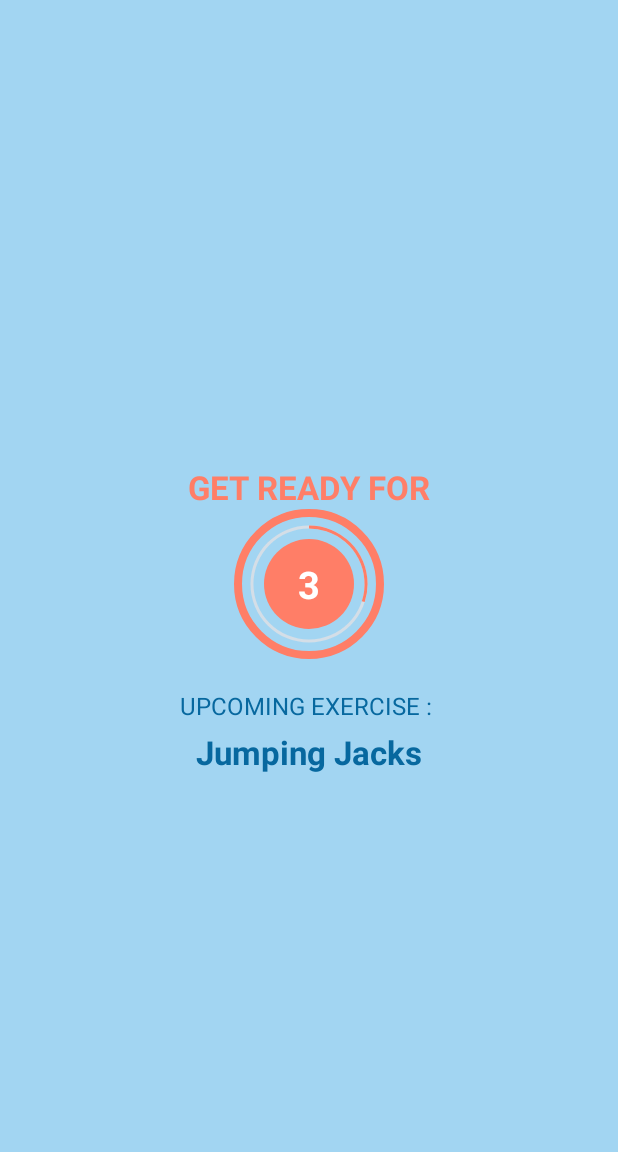
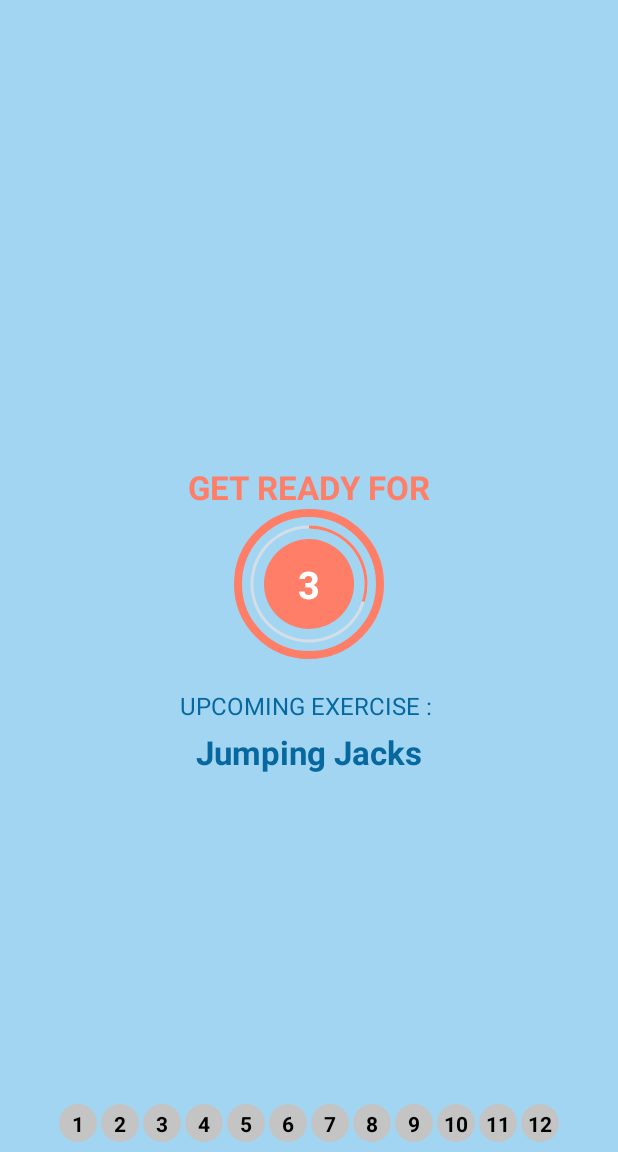
Before and after one commit to N4choCM/trainAtHome, an Android app: the WorkoutActivity screen opened directly, with no data from a screen before it, on a phone screen of 412 x 824 dp, the part 84-1236 px from its top. Run offline under Robolectric (Android 15) with nearby library versions, the phone set to English and light mode, and no system bars.

Commit message:
ProgressBar added with completed ans selected colors in the WorkoutActivity.kt

```diff
--- a/app/src/main/java/com/nachocampos/trainathome/WorkoutActivity.kt
+++ b/app/src/main/java/com/nachocampos/trainathome/WorkoutActivity.kt
@@ -9,6 +9,7 @@ import android.speech.tts.TextToSpeech
 import android.util.Log
 import android.view.View
 import android.widget.Toast
+import androidx.recyclerview.widget.LinearLayoutManager
 import com.nachocampos.trainathome.databinding.ActivityWorkoutBinding
 import java.util.*
 import kotlin.collections.ArrayList
@@ -27,6 +28,8 @@ class WorkoutActivity : AppCompatActivity(), TextToSpeech.OnInitListener {
 
     private var textToSpeech: TextToSpeech? = null
     private var soundPlayer: MediaPlayer? = null
+
+    private var workoutAdapter: WorkoutStatusAdapter? = null
 
     override fun onCreate(savedInstanceState: Bundle?) {
         super.onCreate(savedInstanceState)
@@ -51,6 +54,15 @@ class WorkoutActivity : AppCompatActivity(), TextToSpeech.OnInitListener {
         }
 
         setUpRestView()
+        setUpWorkoutStatusRecyclerView()
+    }
+
+    private fun setUpWorkoutStatusRecyclerView(){
+        binding?.rvExerciseStatus?.layoutManager =
+            LinearLayoutManager(this, LinearLayoutManager.HORIZONTAL, false)
+
+        workoutAdapter = WorkoutStatusAdapter(workoutsList!!)
+        binding?.rvExerciseStatus?.adapter = workoutAdapter
     }
 
     private fun setUpRestView(){
@@ -116,6 +128,8 @@ class WorkoutActivity : AppCompatActivity(), TextToSpeech.OnInitListener {
 
             override fun onFinish() {
                 currentWorkoutPosition++
+                workoutsList!![currentWorkoutPosition].setIsSelected(true)
+                workoutAdapter!!.notifyDataSetChanged()
                 setUpWorkoutView()
             }
 
@@ -133,6 +147,11 @@ class WorkoutActivity : AppCompatActivity(), TextToSpeech.OnInitListener {
             }
 
             override fun onFinish() {
+
+                workoutsList!![currentWorkoutPosition].setIsSelected(false)
+                workoutsList!![currentWorkoutPosition].setIsCompleted(true)
+                workoutAdapter!!.notifyDataSetChanged()
+
                 if(currentWorkoutPosition < workoutsList?.size!! -1){
                     setUpRestView()
                 }else{
--- /dev/null
+++ b/app/src/main/java/com/nachocampos/trainathome/WorkoutStatusAdapter.kt
@@ -0,0 +1,53 @@
+package com.nachocampos.trainathome
+
+import android.graphics.Color
+import android.view.LayoutInflater
+import android.view.ViewGroup
+import androidx.core.content.ContextCompat
+import androidx.recyclerview.widget.RecyclerView
+import com.nachocampos.trainathome.databinding.ItemWorkoutStatusBinding
+
+class WorkoutStatusAdapter(val items: ArrayList<WorkoutModel>):
+    RecyclerView.Adapter<WorkoutStatusAdapter.ViewHolder>() {
+
+
+        class ViewHolder(binding: ItemWorkoutStatusBinding): RecyclerView.ViewHolder(binding.root){
+            val tvItem = binding.tvItem
+        }
+
+    override fun onCreateViewHolder(parent: ViewGroup, viewType: Int): ViewHolder {
+        return ViewHolder(ItemWorkoutStatusBinding.inflate(
+            LayoutInflater.from(parent.context), parent, false)
+        )
+    }
+
+    override fun onBindViewHolder(holder: ViewHolder, position: Int) {
+        val model: WorkoutModel = items[position]
+        holder.tvItem.text = model.getId().toString()
+
+        when{
+            model.getIsSelected() -> {
+                holder.tvItem.background =
+                    ContextCompat.getDrawable(holder.itemView.context,
+                    R.drawable.item_circular_color_selected_bg)
+                holder.tvItem.setTextColor(Color.parseColor("#000000"))
+            }
+            model.getIsCompleted() -> {
+                holder.tvItem.background =
+                    ContextCompat.getDrawable(holder.itemView.context,
+                        R.drawable.item_circular_color_completed_bg)
+                holder.tvItem.setTextColor(Color.parseColor("#FFFFFF"))
+            }
+            else -> {
+                holder.tvItem.background =
+                    ContextCompat.getDrawable(holder.itemView.context,
+                        R.drawable.item_circular_color_gray_bg)
+                holder.tvItem.setTextColor(Color.parseColor("#000000"))
+            }
+        }
+    }
+
+    override fun getItemCount(): Int {
+        return items.size
+    }
+}
--- /dev/null
+++ b/app/src/main/res/drawable/item_circular_color_completed_bg.xml
@@ -0,0 +1,7 @@
+<?xml version="1.0" encoding="utf-8"?>
+<shape xmlns:android="http://schemas.android.com/apk/res/android" android:shape="oval">
+    <stroke
+        android:width="1dp"
+        android:color="@color/primary_dark"/>
+    <solid android:color="#008000"></solid>
+</shape>
--- /dev/null
+++ b/app/src/main/res/drawable/item_circular_color_gray_bg.xml
@@ -0,0 +1,4 @@
+<?xml version="1.0" encoding="utf-8"?>
+<shape xmlns:android="http://schemas.android.com/apk/res/android" android:shape="oval">
+    <solid android:color="#c4c4c4"></solid>
+</shape>
--- /dev/null
+++ b/app/src/main/res/drawable/item_circular_color_selected_bg.xml
@@ -0,0 +1,7 @@
+<?xml version="1.0" encoding="utf-8"?>
+<shape xmlns:android="http://schemas.android.com/apk/res/android" android:shape="oval">
+    <stroke
+        android:width="1dp"
+        android:color="@color/accent"/>
+    <solid android:color="@color/primary"></solid>
+</shape>
--- a/app/src/main/res/layout/activity_workout.xml
+++ b/app/src/main/res/layout/activity_workout.xml
@@ -135,7 +135,6 @@
         android:layout_marginTop="10dp"
         android:background="@drawable/item_circular_color_accent_workout"
         android:visibility="gone"
-        app:layout_constraintBottom_toBottomOf="parent"
         app:layout_constraintEnd_toEndOf="parent"
         app:layout_constraintStart_toStartOf="parent"
         app:layout_constraintTop_toBottomOf="@id/tvWorkoutName"
@@ -171,4 +170,14 @@
                 tools:text="10" />
         </LinearLayout>
     </FrameLayout>
+    <androidx.recyclerview.widget.RecyclerView
+        android:id="@+id/rvExerciseStatus"
+        android:layout_width="wrap_content"
+        android:layout_height="wrap_content"
+        android:layout_margin="5dp"
+        app:layout_constraintEnd_toEndOf="parent"
+        app:layout_constraintStart_toStartOf="parent"
+        app:layout_constraintTop_toBottomOf="@id/flProgressBarWorkout"
+        app:layout_constraintBottom_toBottomOf="parent"
+        />
 </androidx.constraintlayout.widget.ConstraintLayout>
--- /dev/null
+++ b/app/src/main/res/layout/item_workout_status.xml
@@ -0,0 +1,16 @@
+<?xml version="1.0" encoding="utf-8"?>
+<TextView
+    xmlns:android="http://schemas.android.com/apk/res/android"
+    xmlns:tools="http://schemas.android.com/tools"
+    android:id="@+id/tvItem"
+    android:layout_width="25dp"
+    android:layout_height="25dp"
+    android:layout_margin="1dp"
+    android:background="@drawable/item_circular_color_gray_bg"
+    android:gravity="center"
+    android:padding="3dp"
+    android:textColor="#212121"
+    android:textSize="14sp"
+    android:textStyle="bold"
+    android:text="1"
+    />
```
